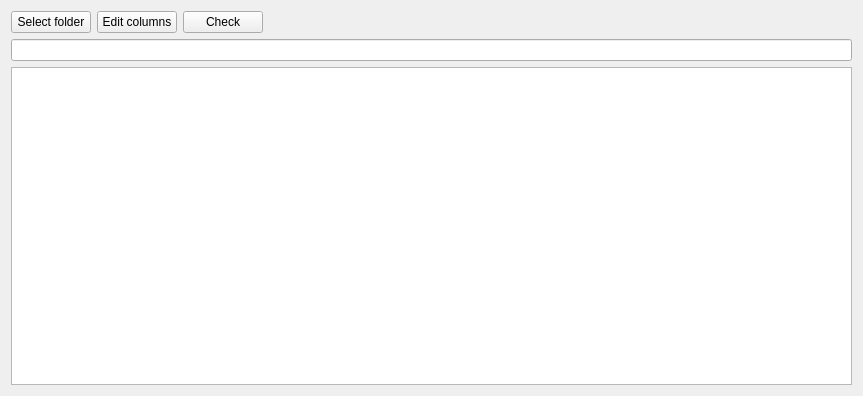
Qt form AmzBooks/gui/panes/WidgetPurchases.ui (icingerpower/AmzBooks) before a commit.
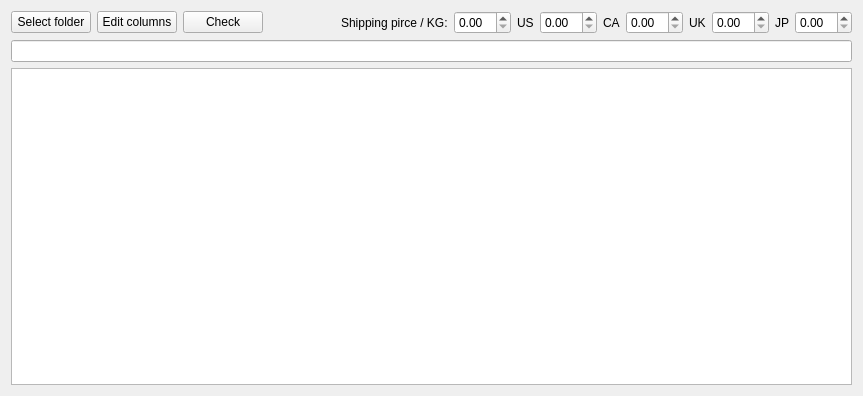
The same form after that commit.

```diff
--- a/AmzBooks/gui/panes/WidgetPurchases.ui
+++ b/AmzBooks/gui/panes/WidgetPurchases.ui
@@ -59,13 +59,70 @@
        </property>
       </spacer>
      </item>
+     <item>
+      <widget class="QLabel" name="label">
+       <property name="text">
+        <string>Shipping pirce / KG:</string>
+       </property>
+      </widget>
+     </item>
+     <item>
+      <widget class="QDoubleSpinBox" name="spinBoxShippingDefault"/>
+     </item>
+     <item>
+      <widget class="QLabel" name="label_2">
+       <property name="text">
+        <string>US</string>
+       </property>
+      </widget>
+     </item>
+     <item>
+      <widget class="QDoubleSpinBox" name="spinBoxShippingUS"/>
+     </item>
+     <item>
+      <widget class="QLabel" name="label_3">
+       <property name="text">
+        <string>CA</string>
+       </property>
+      </widget>
+     </item>
+     <item>
+      <widget class="QDoubleSpinBox" name="spinBoxShippingCA"/>
+     </item>
+     <item>
+      <widget class="QLabel" name="label_4">
+       <property name="text">
+        <string>UK</string>
+       </property>
+      </widget>
+     </item>
+     <item>
+      <widget class="QDoubleSpinBox" name="spinBoxShippingUK"/>
+     </item>
+     <item>
+      <widget class="QLabel" name="label_5">
+       <property name="text">
+        <string>JP</string>
+       </property>
+      </widget>
+     </item>
+     <item>
+      <widget class="QDoubleSpinBox" name="spinBoxShippingJP"/>
+     </item>
     </layout>
    </item>
    <item>
     <widget class="QLineEdit" name="lineEditPurchaseFolder"/>
    </item>
    <item>
-    <widget class="QTreeView" name="treeViewCsvFiles"/>
+    <widget class="QTreeView" name="treeViewCsvFiles">
+     <property name="sizePolicy">
+      <sizepolicy hsizetype="Expanding" vsizetype="Expanding">
+       <horstretch>0</horstretch>
+       <verstretch>0</verstretch>
+      </sizepolicy>
+     </property>
+    </widget>
    </item>
   </layout>
  </widget>
```
